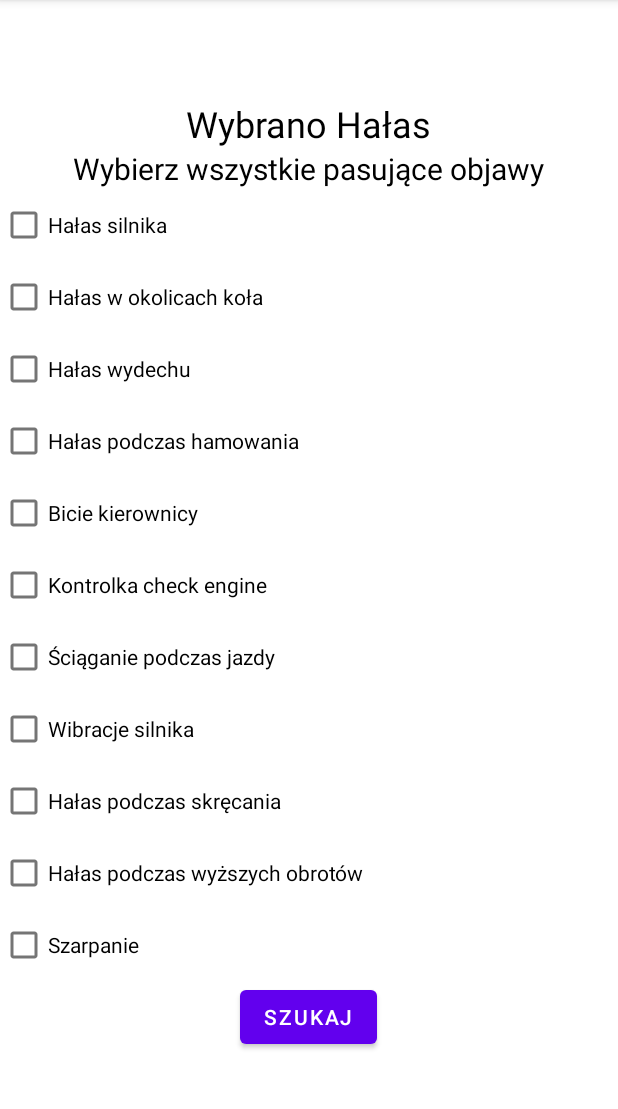
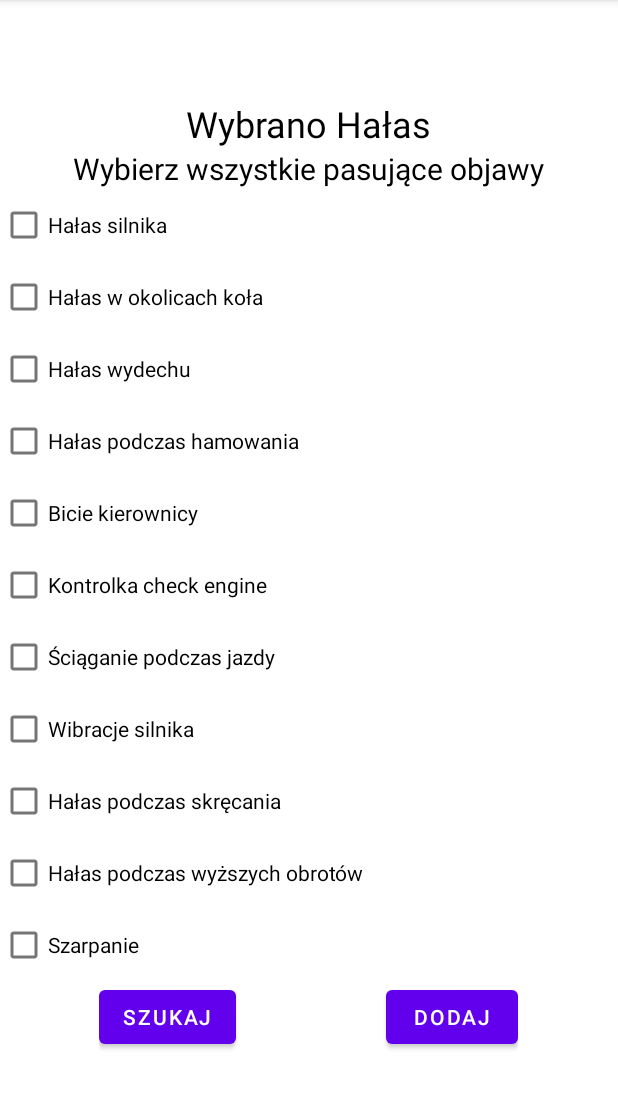
Before and after one commit to ksared/CarFaultDetector, an Android app: the FaultDecisionTree screen opened directly, with no data from a screen before it, after a tap on "HAŁAS", on a phone screen of 412 x 824 dp, the part 84-1193 px from its top. Run offline under Robolectric (Android 15) with nearby library versions, the phone set to English and light mode, and no system bars.

Commit message:
tree issue add

```diff
--- a/app/src/main/java/com/example/carfaultdetector/model/RetrofitInterface.java
+++ b/app/src/main/java/com/example/carfaultdetector/model/RetrofitInterface.java
@@ -39,4 +39,10 @@ public interface RetrofitInterface {
 
     @POST("/modifyFaultIssue")
     Call<Void> modifyFaultIssue(@Body HashMap<String, String> map);
+
+    @POST("/addNoise")
+    Call<Void> addNoise(@Body HashMap<String, String> map);
+
+    @GET("/getNoise")
+    Call<Object> getNoise(@Body HashMap<String, String> map);
 }
--- a/app/src/main/res/layout/tree_halas.xml
+++ b/app/src/main/res/layout/tree_halas.xml
@@ -75,11 +75,25 @@
         android:layout_width="match_parent"
         android:layout_height="wrap_content"
         android:text="Szarpanie" />
-    <Button
-        android:id="@+id/halasTreefindFaultButton"
+    <LinearLayout
         android:layout_width="wrap_content"
         android:layout_height="wrap_content"
-        android:text="Szukaj"/>
+        android:orientation="horizontal"
+        android:gravity="center">
+        <Button
+            android:id="@+id/halasTreefindFaultButton"
+            android:layout_width="wrap_content"
+            android:layout_height="wrap_content"
+            android:layout_marginRight="100dp"
+            android:text="Szukaj"/>
+        <Button
+            android:id="@+id/halasTreeAddFaultButton"
+            android:layout_width="wrap_content"
+            android:layout_height="wrap_content"
+            android:text="Dodaj"/>
+
+    </LinearLayout>
+
 
 
 
```
Also changed, not shown: app/src/main/java/com/example/carfaultdetector/ViewModel/FaultDecisionTreeViewModel.java (+47 -0 lines), app/src/main/java/com/example/carfaultdetector/model/Global.java (+7 -0 lines), app/src/main/java/com/example/carfaultdetector/view/FaultDecisionTree.java (+48 -0 lines), app/src/main/res/layout/add_noise_decission_tree.xml (added, +22 -0 lines).
